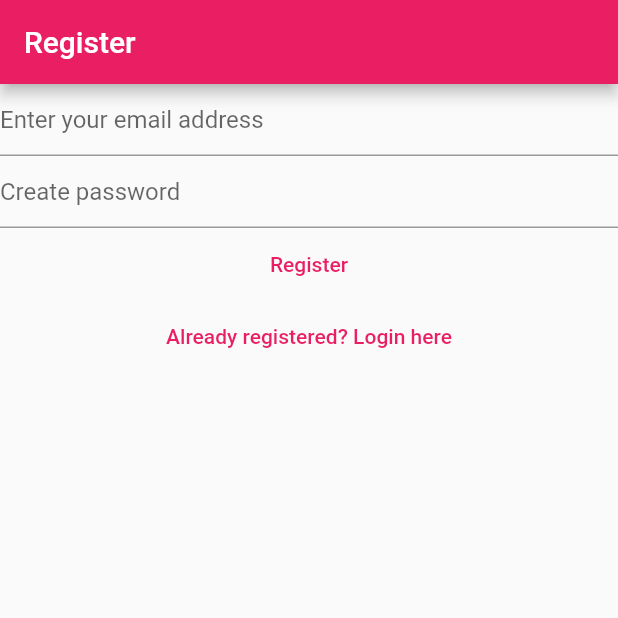
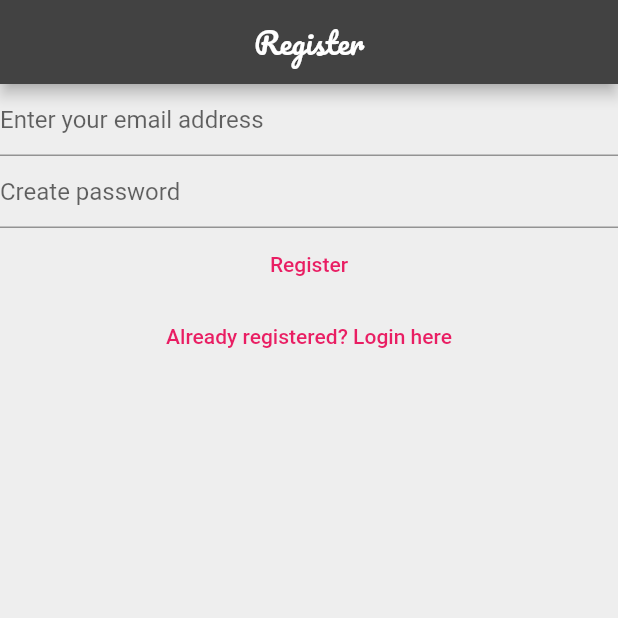
Before and after one commit to 0muttu1/campussathi, a Flutter app: the screen it shows after launch, after a tap on "Not registered yet? Register here.", on a phone screen of 412 x 824 dp, the top half of it. Run offline on Flutter 3.47's test engine with Material 2 defaults, Android fonts, the light colour scheme and no system bars; our stand-ins replace firebase_auth, firebase_core, google_fonts, sqflite; accounts and stored records are empty; network calls fail.

Commit message:
login view changed

```diff
--- a/lib/main.dart
+++ b/lib/main.dart
@@ -37,6 +37,7 @@ class HomePage extends StatelessWidget {
         switch (snapshot.connectionState) {
           case ConnectionState.done:
             final user = AuthService.firebase().currentUser;
+
             if (user != null) {
               if (user.isEmailVerified) {
                 return const Campussathi();
--- a/lib/services/auth/auth_user.dart
+++ b/lib/services/auth/auth_user.dart
@@ -8,6 +8,6 @@ class AuthUser {
   final bool isEmailVerified;
   const AuthUser({required this.isEmailVerified});
 
-  factory AuthUser.fromFirebase(User user) =>AuthUser(isEmailVerified: user.emailVerified);
-
+  factory AuthUser.fromFirebase(User user) =>
+      AuthUser(isEmailVerified: user.emailVerified);
 }
--- a/lib/views/login_view.dart
+++ b/lib/views/login_view.dart
@@ -3,6 +3,7 @@ import 'package:campussathi/constants/routes.dart';
 import 'package:campussathi/services/auth/auth_exceptions.dart';
 import 'package:campussathi/services/auth/auth_service.dart';
 import 'package:flutter/material.dart';
+import 'package:google_fonts/google_fonts.dart';
 
 import '../utilities/show_error_dialog.dart';
 
@@ -34,30 +35,77 @@ class _LoginViewState extends State<LoginView> {
   @override
   Widget build(BuildContext context) {
     return Scaffold(
+      backgroundColor: Colors.blueGrey[200],
       appBar: AppBar(
-        title: const Text('Login'),
+        title: Text(
+          'Login',
+          style: GoogleFonts.pacifico(),
         ),
-      body: Column(
+        centerTitle: true,
+        backgroundColor: Colors.blueGrey[800],
+      ),
+      body: Center(
+        child: Container(
+          margin: const EdgeInsets.symmetric(horizontal: 16),
+          padding: const EdgeInsets.symmetric(horizontal: 16, vertical: 32),
+          decoration: BoxDecoration(
+            image: const DecorationImage(
+              image: AssetImage("assets/images/background_image.jpg"),
+              fit: BoxFit.cover,
+            ),
+            color: Colors.white,
+            borderRadius: BorderRadius.circular(16),
+            boxShadow: [
+              BoxShadow(
+                color: Colors.grey.withOpacity(0.5),
+                blurRadius: 10,
+                offset: const Offset(0, 5),
+              ),
+            ],
+          ),
+          child: Column(
+            mainAxisSize: MainAxisSize.min,
             children: [
               TextField(
                 controller: _email,
-            enableSuggestions: false,
-            autocorrect: false,
-            keyboardType: TextInputType.emailAddress,
-            decoration: const InputDecoration(
-              hintText: 'email',
+                decoration: InputDecoration(
+                  labelText: 'Email',
+                  labelStyle: GoogleFonts.lato(),
+                  filled: true,
+                  fillColor: Colors.grey[100],
+                  border: OutlineInputBorder(
+                    borderRadius: BorderRadius.circular(8),
+                    borderSide: BorderSide.none,
+                  ),
+                  contentPadding: const EdgeInsets.symmetric(
+                    horizontal: 16,
+                    vertical: 10,
                   ),
                 ),
+              ),
+              const SizedBox(height: 16),
               TextField(
                 controller: _password,
                 obscureText: true,
-            enableSuggestions: false,
-            autocorrect: false,
-            decoration: const InputDecoration(
-              hintText: 'password',
+                decoration: InputDecoration(
+                  labelText: 'Password',
+                  labelStyle: GoogleFonts.lato(),
+                  filled: true,
+                  fillColor: Colors.grey[100],
+                  border: OutlineInputBorder(
+                    borderRadius: BorderRadius.circular(8),
+                    borderSide: BorderSide.none,
+                  ),
+                  contentPadding: const EdgeInsets.symmetric(
+                    horizontal: 16,
+                    vertical: 10,
                   ),
                 ),
-          TextButton(
+              ),
+              const SizedBox(height: 16),
+              SizedBox(
+                width: double.infinity,
+                child: ElevatedButton(
                   onPressed: () async {
                     final email = _email.text;
                     final password = _password.text;
@@ -96,7 +144,25 @@ class _LoginViewState extends State<LoginView> {
                       );
                     }
                   },
-            child: const Text('Login'),
+                  style: ElevatedButton.styleFrom(
+                    backgroundColor: Colors.blueGrey[800],
+                    shape: RoundedRectangleBorder(
+                      borderRadius: BorderRadius.circular(8),
+                    ),
+                  ),
+                  child: Padding(
+                    padding: const EdgeInsets.symmetric(
+                      vertical: 16,
+                    ),
+                    child: Text(
+                      'Login',
+                      style: GoogleFonts.lato(
+                        fontSize: 16,
+                        fontWeight: FontWeight.bold,
+                      ),
+                    ),
+                  ),
+                ),
               ),
               TextButton(
                 onPressed: () {
@@ -107,7 +173,8 @@ class _LoginViewState extends State<LoginView> {
               )
             ],
           ),
+        ),
+      ),
     );
-    //late final TextEditingController _username;
   }
 }
--- a/lib/views/register_view.dart
+++ b/lib/views/register_view.dart
@@ -3,6 +3,7 @@ import 'package:campussathi/services/auth/auth_exceptions.dart';
 import 'package:campussathi/services/auth/auth_service.dart';
 import 'package:campussathi/utilities/show_error_dialog.dart';
 import 'package:flutter/material.dart';
+import 'package:google_fonts/google_fonts.dart';
 
 class RegisterView extends StatefulWidget {
   const RegisterView({super.key});
@@ -34,7 +35,12 @@ class _RegisterViewState extends State<RegisterView> {
   @override
   Widget build(BuildContext context) {
     return Scaffold(
-      appBar: AppBar(title: const Text('Register')),
+      backgroundColor: Colors.grey[200],
+      appBar: AppBar(title: Text('Register',
+      style : GoogleFonts.pacifico(),
+      ),
+      centerTitle: true,
+      backgroundColor: Colors.grey[800],),
       body: Column(
         children: [
           //create text fields using TextField(),
--- a/pubspec.yaml
+++ b/pubspec.yaml
@@ -42,6 +42,7 @@ dependencies:
   sqflite: ^2.2.4+1
   path_provider: ^2.0.12
   path: ^1.8.2
+  google_fonts: ^2.1.0
 
 dev_dependencies:
   flutter_test:
@@ -67,8 +68,8 @@ flutter:
   uses-material-design: true
 
   # To add assets to your application, add an assets section, like this:
-  # assets:
-  #   - images/a_dot_burr.jpeg
+  assets:
+  - assets/images/background_image.jpg
   #   - images/a_dot_ham.jpeg
 
   # An image asset can refer to one or more resolution-specific "variants", see
```
Also changed, not shown: lib/services/crud/notes_service.dart (+25 -2 lines), lib/views/decorated_login_page.dart (added, +97 -0 lines), assets/images/background_image.jpg (added), pubspec.lock. Lines whose indentation alone changed are shown as unchanged.
